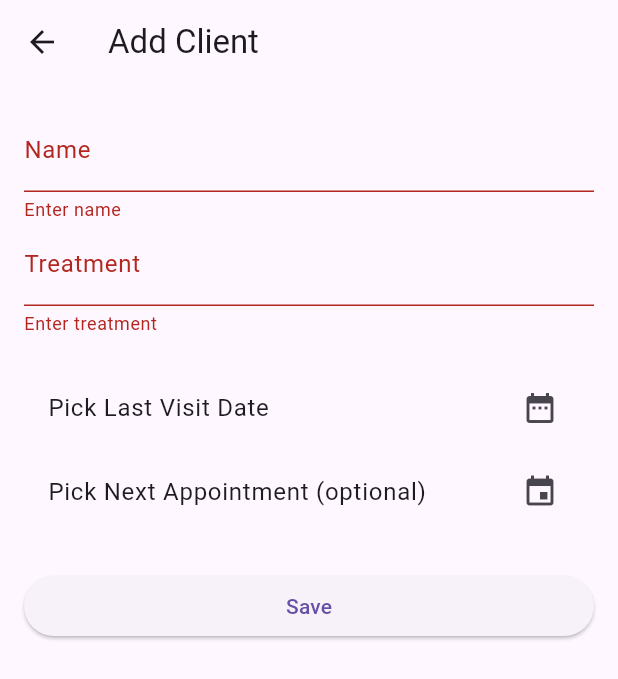
After one commit to aBraM-aBraM/client_manager, a Flutter app: the AddClientPage screen opened directly, after a tap on "Save", on a phone screen of 412 x 824 dp. The commit adds this screen. Shown: the top 679 px of the screen. Run offline on Flutter 3.47's test engine with Material 3 defaults, Android fonts, the phone set to English and light mode, and no system bars.

Commit message:
refactor both add_client_page and edit_client_page into client_form.dart

```diff
--- /dev/null
+++ b/lib/pages/client_form.dart
@@ -0,0 +1,126 @@
+import 'package:flutter/material.dart';
+import 'package:intl/intl.dart';
+import '../models/client.dart';
+
+class ClientForm extends StatefulWidget {
+  final Client? initialClient;
+  final void Function(Client client) onSubmit;
+  final bool showDelete;
+  final VoidCallback? onDelete;
+
+  const ClientForm({
+    super.key,
+    this.initialClient,
+    required this.onSubmit,
+    this.showDelete = false,
+    this.onDelete,
+  });
+
+  @override
+  State<ClientForm> createState() => _ClientFormState();
+}
+
+class _ClientFormState extends State<ClientForm> {
+  final _formKey = GlobalKey<FormState>();
+  late TextEditingController nameController;
+  late TextEditingController treatmentController;
+  DateTime? lastVisit;
+  DateTime? nextAppointment;
+
+  @override
+  void initState() {
+    super.initState();
+    final client = widget.initialClient;
+    nameController = TextEditingController(text: client?.name ?? '');
+    treatmentController = TextEditingController(text: client?.treatment ?? '');
+    lastVisit = client?.lastVisit;
+    nextAppointment = client?.nextAppointment;
+  }
+
+  Future<void> _pickDate(bool isLastVisit) async {
+    final picked = await showDatePicker(
+      context: context,
+      initialDate: DateTime.now(),
+      firstDate: DateTime(2020),
+      lastDate: DateTime(2035),
+    );
+    if (picked != null) {
+      setState(() {
+        if (isLastVisit) {
+          lastVisit = picked;
+        } else {
+          nextAppointment = picked;
+        }
+      });
+    }
+  }
+
+  String formatDate(DateTime? date) {
+    return date == null ? '' : DateFormat('dd/MM/yyyy').format(date);
+  }
+
+  void _submit() {
+    if (_formKey.currentState!.validate() && lastVisit != null) {
+      final newClient = Client(
+        name: nameController.text,
+        treatment: treatmentController.text,
+        lastVisit: lastVisit!,
+        nextAppointment: nextAppointment,
+      );
+      widget.onSubmit(newClient);
+    }
+  }
+
+  @override
+  Widget build(BuildContext context) {
+    return Form(
+      key: _formKey,
+      child: ListView(
+        children: [
+          TextFormField(
+            controller: nameController,
+            decoration: const InputDecoration(labelText: 'Name'),
+            validator: (val) => val!.isEmpty ? 'Enter name' : null,
+          ),
+          TextFormField(
+            controller: treatmentController,
+            decoration: const InputDecoration(labelText: 'Treatment'),
+            validator: (val) => val!.isEmpty ? 'Enter treatment' : null,
+          ),
+          const SizedBox(height: 20),
+          ListTile(
+            title: Text(
+              lastVisit == null
+                  ? 'Pick Last Visit Date'
+                  : 'Last Visit: ${formatDate(lastVisit)}',
+            ),
+            trailing: const Icon(Icons.date_range),
+            onTap: () => _pickDate(true),
+          ),
+          ListTile(
+            title: Text(
+              nextAppointment == null
+                  ? 'Pick Next Appointment (optional)'
+                  : 'Next Appt: ${formatDate(nextAppointment)}',
+            ),
+            trailing: const Icon(Icons.event),
+            onTap: () => _pickDate(false),
+          ),
+          const SizedBox(height: 24),
+          ElevatedButton(
+            onPressed: _submit,
+            child: const Text('Save'),
+          ),
+          if (widget.showDelete && widget.onDelete != null) ...[
+            const SizedBox(height: 16),
+            TextButton.icon(
+              onPressed: widget.onDelete,
+              icon: const Icon(Icons.delete, color: Colors.red),
+              label: const Text('Delete', style: TextStyle(color: Colors.red)),
+            ),
+          ]
+        ],
+      ),
+    );
+  }
+}
```
Also changed, not shown: lib/pages/add_client_page.dart (+6 -87 lines), lib/pages/edit_client_page.dart (+12 -105 lines).
